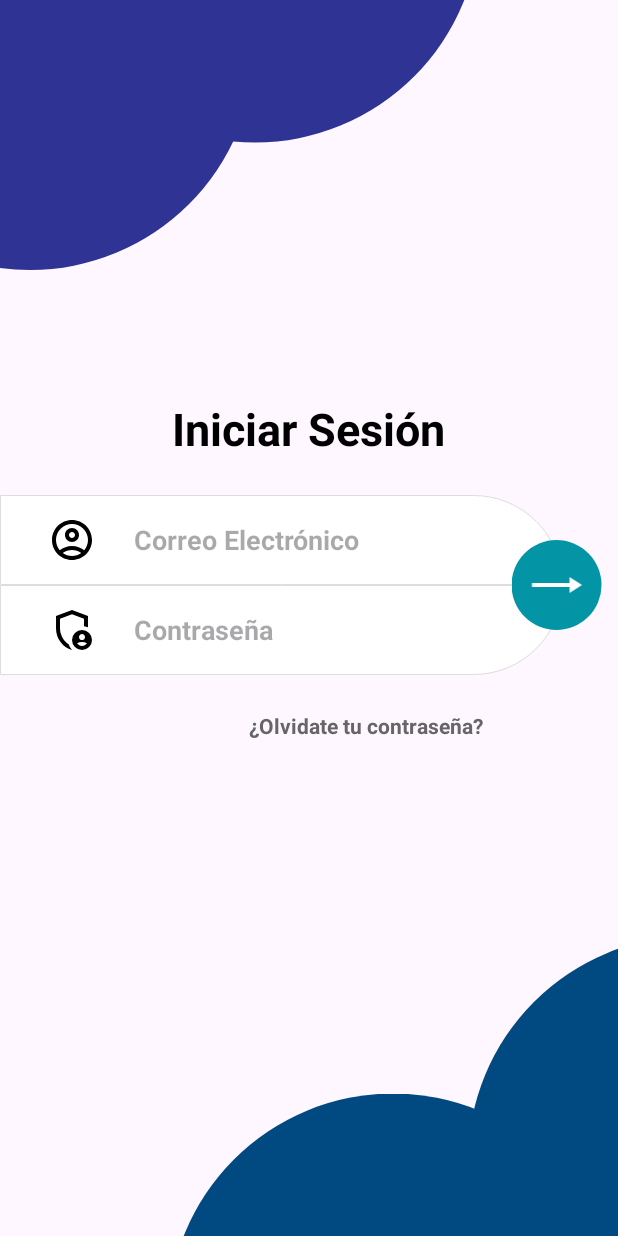
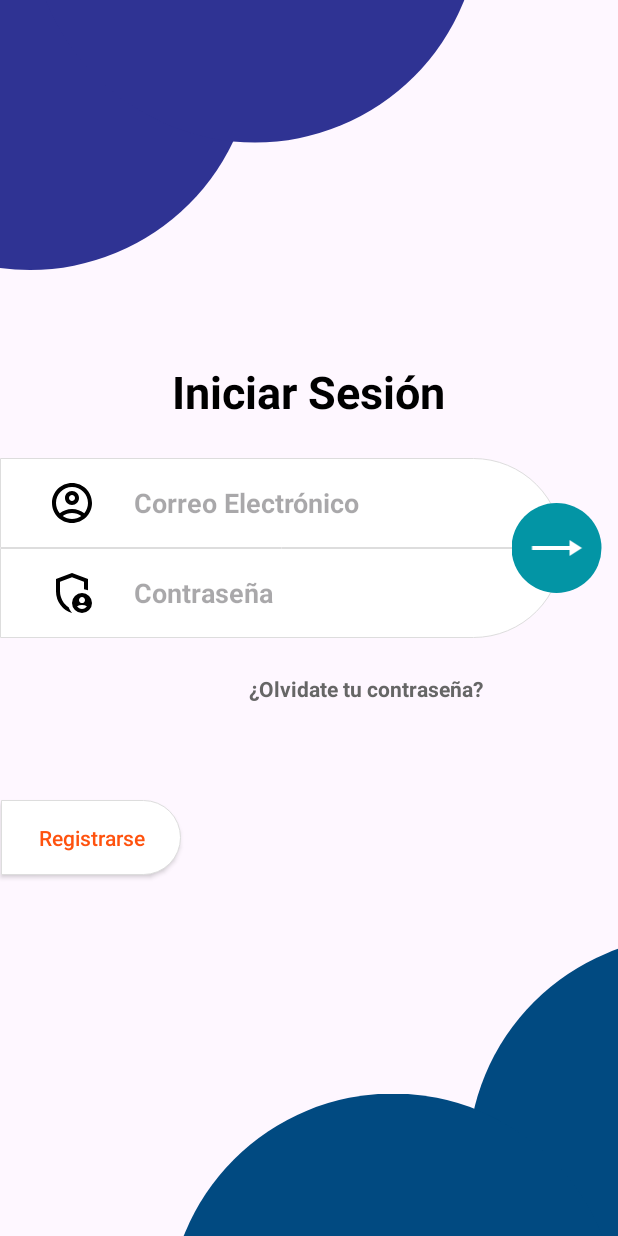
Before and after one commit to NiltonRamosE/aplicaciones_moviles_projects, an Android app: the layout activity_main.xml on its own in the app's theme, with its tools: preview values and no code run, on a phone screen of 412 x 824 dp. Run offline under Robolectric (Android 15) with nearby library versions, the phone set to English and light mode, and no system bars.

Commit message:
add register button

```diff
--- /dev/null
+++ b/S01_AuthUI/app/src/main/res/drawable/button_register.xml
@@ -0,0 +1,14 @@
+<?xml version="1.0" encoding="utf-8"?>
+<shape xmlns:android="http://schemas.android.com/apk/res/android"
+    android:shape="rectangle">
+
+    <solid android:color="#FFFFFF" />
+
+    <corners
+        android:topLeftRadius="0dp"
+        android:bottomLeftRadius="0dp"
+        android:topRightRadius="25dp"
+        android:bottomRightRadius="25dp" />
+
+    <stroke android:width="0.5dp" android:color="#DDDDDD" />
+</shape>
--- a/S01_AuthUI/app/src/main/res/layout/activity_main.xml
+++ b/S01_AuthUI/app/src/main/res/layout/activity_main.xml
@@ -1,5 +1,6 @@
 <FrameLayout
     xmlns:android="http://schemas.android.com/apk/res/android"
+    xmlns:app="http://schemas.android.com/apk/res-auto"
     android:layout_width="match_parent"
     android:layout_height="match_parent">
 
@@ -109,6 +110,14 @@
             android:clickable="true"
             android:focusable="true" />
 
+        <androidx.appcompat.widget.AppCompatButton
+            android:layout_width="120dp"
+            android:layout_height="50dp"
+            android:text="@string/content_button_register"
+            android:layout_marginStart="-145dp"
+            android:textColor="#ff520e"
+            android:textAllCaps="false"
+            android:background="@drawable/button_register"/>
 
     </LinearLayout>
 </FrameLayout>
--- a/S01_AuthUI/app/src/main/res/values/strings.xml
+++ b/S01_AuthUI/app/src/main/res/values/strings.xml
@@ -5,4 +5,6 @@
     <string name="input_password">Contraseña</string>
     <string name="content_button_login">Login</string>
     <string name="forgot_password">¿Olvidate tu contraseña?</string>
+    <string name="content_button_register">Registrarse</string>
+
 </resources>
```
